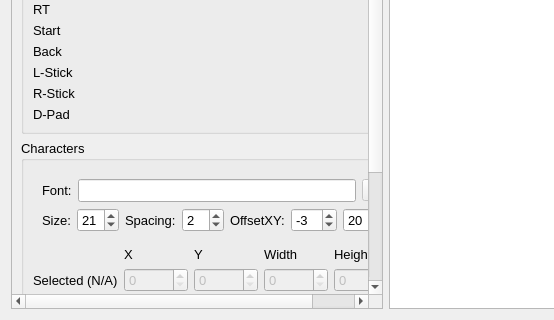
brianuuu/fcoEditor, file databasegenerator.ui: the form before one commit; both pictures show x 0 to 554 and y 302 to 622 of the 920 by 622 pixel window.
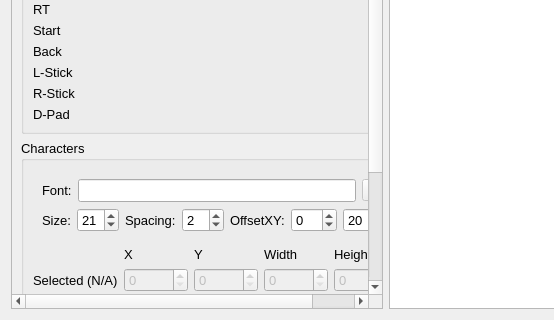
The form after the commit. Custom widgets are drawn as their Qt base class.

Commit message: Use pixelSize instead of pointSize

What changed in the file:
```diff
--- a/databasegenerator.ui
+++ b/databasegenerator.ui
@@ -373,7 +373,7 @@
                     <number>50</number>
                    </property>
                    <property name="value">
-                    <number>-3</number>
+                    <number>0</number>
                    </property>
                   </widget>
                  </item>
```
The commit also changes 2 other files.
